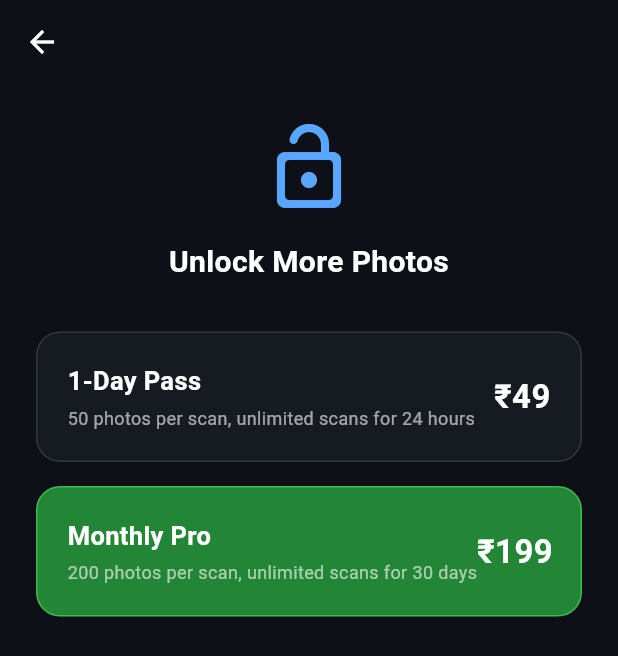
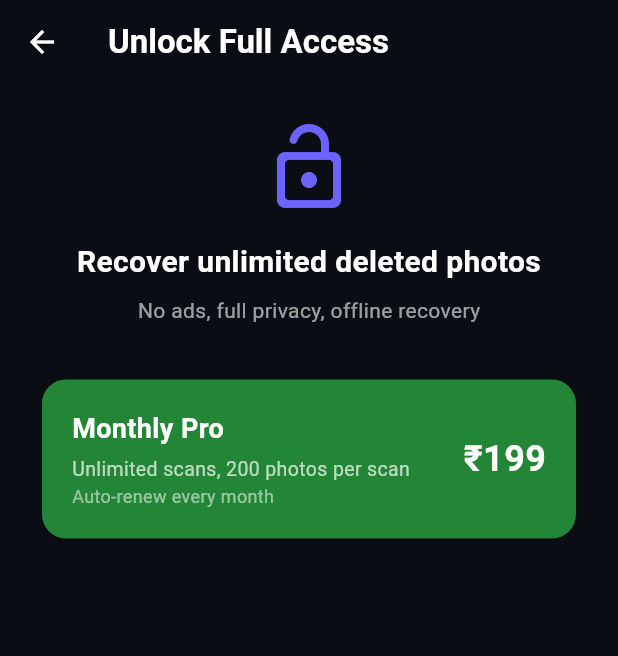
Before and after one commit to takrdh32-byte/Resume-maker-ai, a Flutter app: the screen it shows after launch, after a tap on "Upgrade", on a phone screen of 412 x 824 dp. Shown: the top 656 px of the screen. Run offline on Flutter 3.47's test engine with Material 3 defaults, Android fonts, the phone set to English and light mode, and no system bars; our stand-ins replace permission_handler, shared_preferences.

Commit message:
Update paywall_screen.dart

```diff
--- a/lib/screens/paywall_screen.dart
+++ b/lib/screens/paywall_screen.dart
@@ -5,50 +5,65 @@ class PaywallScreen extends StatelessWidget {
   final VoidCallback onUnlocked;
   const PaywallScreen({super.key, required this.onUnlocked});
 
-  void _purchase(BuildContext context, String plan) {
-    // मॉक: सीधे प्लान एक्टिवेट करो
-    if (plan == 'daily') {
-      PlanManager.setDailyPlan();
-    } else if (plan == 'monthly') {
-      PlanManager.setMonthlyPlan();
-    }
-    Navigator.pop(context); // paywall बंद
+  void _purchaseMonthly(BuildContext context) {
+    PlanManager.setMonthlyPlan();
+    Navigator.pop(context);
     onUnlocked();
   }
 
   @override
   Widget build(BuildContext context) {
     return Scaffold(
-      backgroundColor: const Color(0xFF0D1117),
+      backgroundColor: Theme.of(context).scaffoldBackgroundColor,
       appBar: AppBar(
-        backgroundColor: const Color(0xFF0D1117),
+        backgroundColor: Theme.of(context).scaffoldBackgroundColor,
         iconTheme: const IconThemeData(color: Colors.white),
+        title: const Text('Unlock Full Access', style: TextStyle(color: Colors.white)),
       ),
       body: Padding(
         padding: const EdgeInsets.all(24),
         child: Column(
           children: [
-            const Icon(Icons.lock_open_rounded, size: 64, color: Color(0xFF58A6FF)),
+            const Icon(Icons.lock_open_rounded, size: 64, color: Color(0xFF6C63FF)),
             const SizedBox(height: 16),
             const Text(
-              'Unlock More Photos',
+              'Recover unlimited deleted photos',
               textAlign: TextAlign.center,
               style: TextStyle(fontSize: 20, fontWeight: FontWeight.bold, color: Colors.white),
             ),
+            const SizedBox(height: 8),
+            const Text(
+              'No ads, full privacy, offline recovery',
+              style: TextStyle(fontSize: 14, color: Colors.white60),
+            ),
             const SizedBox(height: 32),
-            _PlanCard(
-              title: '1-Day Pass',
-              price: '₹49',
-              subtitle: '50 photos per scan, unlimited scans for 24 hours',
-              onTap: () => _purchase(context, 'daily'),
-            ),
-            const SizedBox(height: 16),
-            _PlanCard(
-              title: 'Monthly Pro',
-              price: '₹199',
-              subtitle: '200 photos per scan, unlimited scans for 30 days',
-              highlighted: true,
-              onTap: () => _purchase(context, 'monthly'),
+            // सिर्फ एक मंथली प्लान
+            Card(
+              color: const Color(0xFF238636),
+              shape: RoundedRectangleBorder(borderRadius: BorderRadius.circular(16)),
+              child: InkWell(
+                onTap: () => _purchaseMonthly(context),
+                borderRadius: BorderRadius.circular(16),
+                child: Padding(
+                  padding: const EdgeInsets.all(20),
+                  child: Row(
+                    children: [
+                      Expanded(
+                        child: Column(
+                          crossAxisAlignment: CrossAxisAlignment.start,
+                          children: const [
+                            Text('Monthly Pro', style: TextStyle(fontSize: 18, fontWeight: FontWeight.w600, color: Colors.white)),
+                            SizedBox(height: 4),
+                            Text('Unlimited scans, 200 photos per scan', style: TextStyle(fontSize: 13, color: Colors.white70)),
+                            Text('Auto-renew every month', style: TextStyle(fontSize: 12, color: Colors.white54)),
+                          ],
+                        ),
+                      ),
+                      const Text('₹199', style: TextStyle(fontSize: 24, fontWeight: FontWeight.bold, color: Colors.white)),
+                    ],
+                  ),
+                ),
+              ),
             ),
           ],
         ),
@@ -56,50 +71,3 @@ class PaywallScreen extends StatelessWidget {
     );
   }
 }
-
-class _PlanCard extends StatelessWidget {
-  final String title;
-  final String price;
-  final String subtitle;
-  final bool highlighted;
-  final VoidCallback onTap;
-
-  const _PlanCard({
-    required this.title,
-    required this.price,
-    required this.subtitle,
-    required this.onTap,
-    this.highlighted = false,
-  });
-
-  @override
-  Widget build(BuildContext context) {
-    return InkWell(
-      onTap: onTap,
-      borderRadius: BorderRadius.circular(16),
-      child: Container(
-        width: double.infinity,
-        padding: const EdgeInsets.all(20),
-        decoration: BoxDecoration(
-          color: highlighted ? const Color(0xFF238636) : const Color(0xFF161B22),
-          borderRadius: BorderRadius.circular(16),
-          border: Border.all(color: highlighted ? const Color(0xFF3FB950) : Colors.white12),
-        ),
-        child: Row(
-          mainAxisAlignment: MainAxisAlignment.spaceBetween,
-          children: [
-            Column(
-              crossAxisAlignment: CrossAxisAlignment.start,
-              children: [
-                Text(title, style: const TextStyle(fontSize: 17, fontWeight: FontWeight.w600, color: Colors.white)),
-                const SizedBox(height: 4),
-                Text(subtitle, style: const TextStyle(fontSize: 12, color: Colors.white60)),
-              ],
-            ),
-            Text(price, style: const TextStyle(fontSize: 22, fontWeight: FontWeight.bold, color: Colors.white)),
-          ],
-        ),
-      ),
-    );
-  }
-}
```
